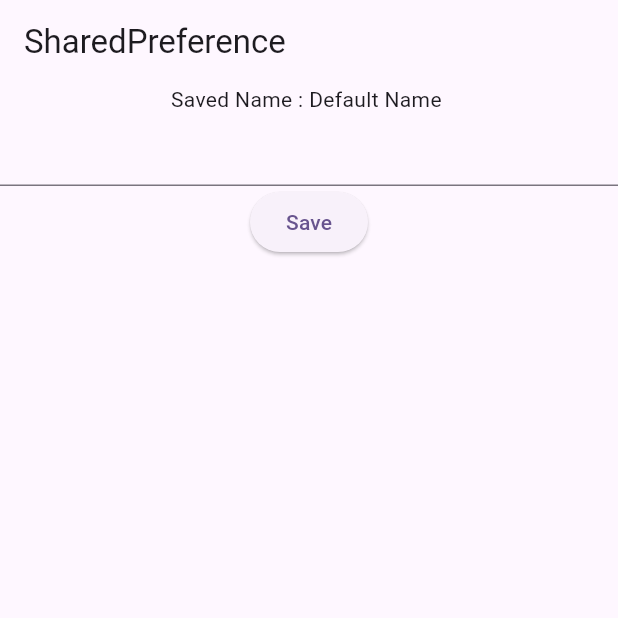
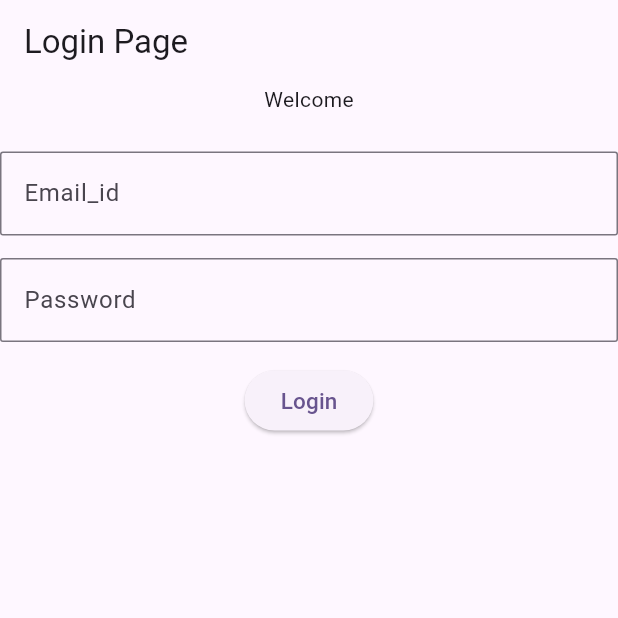
Before and after one commit to pallavipatil1998/SharedPreference, a Flutter app: the screen it shows after launch, on a phone screen of 412 x 824 dp, the top half of it. Run offline on Flutter 3.47's test engine with Material 3 defaults, Android fonts, the light colour scheme and no system bars; our stand-ins replace shared_preferences.

Commit message:
Login With SharedPreference

```diff
--- /dev/null
+++ b/lib/login_page.dart
@@ -0,0 +1,56 @@
+import 'package:flutter/material.dart';
+import 'package:shared_preference/home_page.dart';
+import 'package:shared_preference/splash_page.dart';
+import 'package:shared_preferences/shared_preferences.dart';
+
+class LoginPage extends StatefulWidget {
+  const LoginPage({super.key});
+
+  @override
+  State<LoginPage> createState() => _LoginPageState();
+}
+
+class _LoginPageState extends State<LoginPage> {
+  var emailController =TextEditingController();
+  var passController = TextEditingController();
+  @override
+  Widget build(BuildContext context) {
+    return Scaffold(
+      appBar: AppBar(title: Text("Login Page"),),
+      body: Column(
+        children: [
+          Text("Welcome"),
+          SizedBox(height: 25,),
+          TextField(
+            controller: emailController,
+            decoration: InputDecoration(
+              hintText: "Enter Email_id",
+              label: Text("Email_id"),
+              border: OutlineInputBorder( borderRadius:BorderRadius.circular(2))
+            ),
+          ),
+          SizedBox(height: 15,),
+          TextField(
+            controller: passController,
+            decoration: InputDecoration(
+              hintText: "Enter Password",
+                label: Text("Password"),
+                border: OutlineInputBorder( borderRadius:BorderRadius.circular(2))
+            ),
+          ),
+          SizedBox(height: 15,),
+          ElevatedButton(
+              onPressed: ()async{
+                var pref= await SharedPreferences.getInstance();
+                pref.setBool(SplashPage.KEY_IS_LOGGED_IN,true);
+                Navigator.pushReplacement(context, MaterialPageRoute(builder: (context) => HomePage(),));
+
+              },
+              child:Text("Login",style: TextStyle(fontSize: 15),)
+          )
+
+        ],
+      ),
+    );
+  }
+}
--- a/lib/main.dart
+++ b/lib/main.dart
@@ -1,5 +1,6 @@
 import 'package:flutter/material.dart';
 import 'package:shared_preference/sharedpref.dart';
+import 'package:shared_preference/splash_page.dart';
 
 void main() {
   runApp(const MyApp());
@@ -17,7 +18,8 @@ class MyApp extends StatelessWidget {
         colorScheme: ColorScheme.fromSeed(seedColor: Colors.deepPurple),
         useMaterial3: true,
       ),
-      home:SharedPref(),
+      home:SplashPage()
+      // SharedPref(),
     );
   }
 }
```
Also changed, not shown: lib/home_page.dart (added, +18 -0 lines), lib/splash_page.dart (added, +57 -0 lines).
